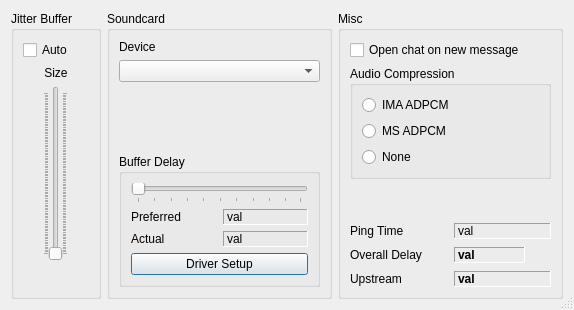
Qt form src/clientsettingsdlgbase.ui (Daninet/jamulus) before a commit.
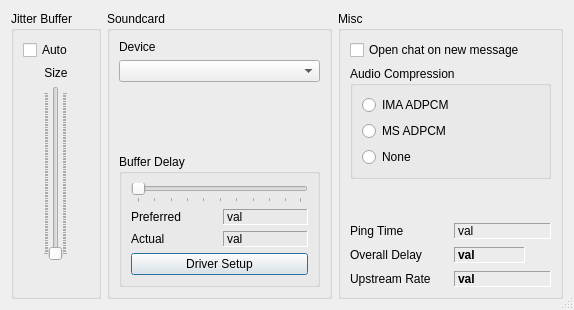
The same form after that commit. Icons and pictures are not drawn. Custom widgets are drawn as their Qt base class.

Commit message: added upstream rate calculation

Patch:
```diff
--- a/src/clientsettingsdlgbase.ui
+++ b/src/clientsettingsdlgbase.ui
@@ -463,7 +463,7 @@
         <item>
          <widget class="QLabel" name="TextUpstream" >
           <property name="text" >
-           <string>Upstream</string>
+           <string>Upstream Rate</string>
           </property>
          </widget>
         </item>
```
The commit also changes 4 other files.
